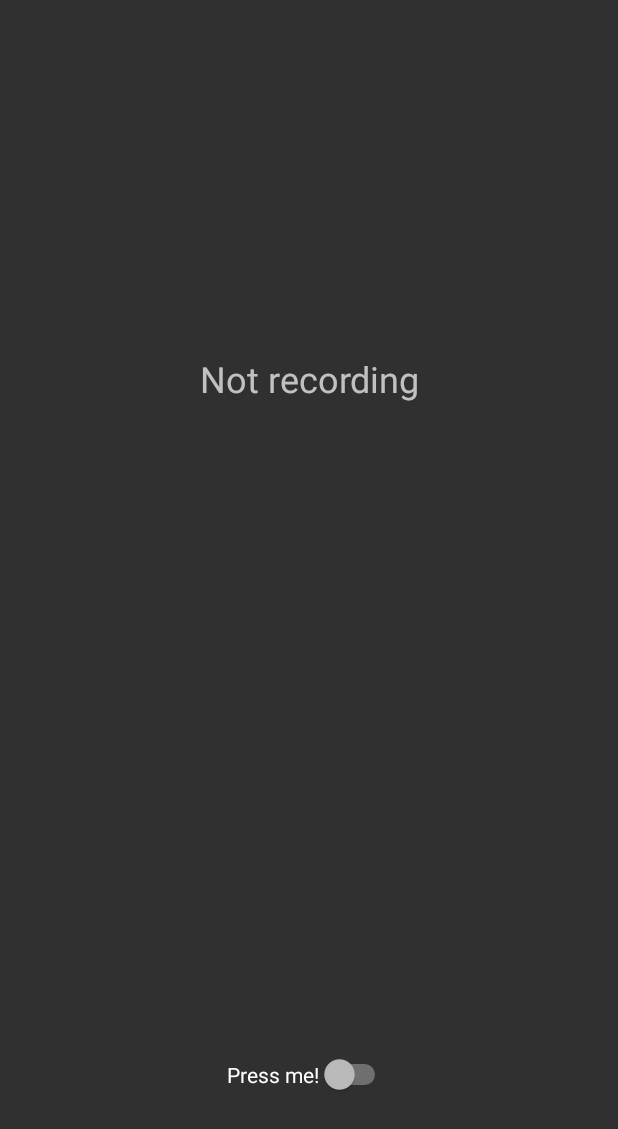
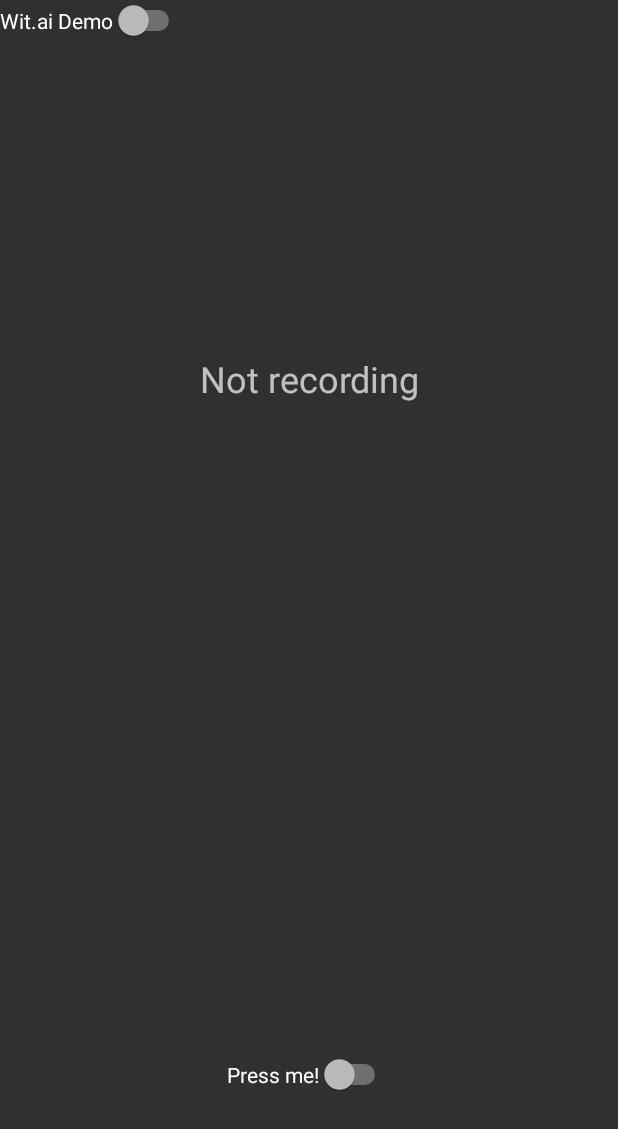
Before and after one commit to Telvozzzar/CarAssistant, an Android app: the screen it shows after launch (MainActivity), on a phone screen of 412 x 824 dp. Shown: the top 1129 px of the screen. Run offline under Robolectric (Android 15) with nearby library versions, the phone set to English and light mode, and no system bars; libraries missing offline, so code that uses them is left out: com.squareup.otto; 1 statement that could not run was skipped.

Commit message:
added demo

```diff
--- a/app/src/main/java/com/diegeilstegruppe/sasha/MainActivity.java
+++ b/app/src/main/java/com/diegeilstegruppe/sasha/MainActivity.java
@@ -61,10 +61,38 @@ public class MainActivity extends AppCompatActivity {
             public void onCheckedChanged(CompoundButton buttonView, boolean isChecked) {
                 if (isChecked) {
                     text.setText("Recording");
+//                    wavAudioRecorder.prepare();
+//                    wavAudioRecorder.start();
+                } else {
+                    text.setText("Not recording");
+//                    wavAudioRecorder.stop();
+//                    wavAudioRecorder.reset();
+//                    try{
+//                        mediaPlayer = new MediaPlayer();
+//                        mediaPlayer.setDataSource(mFileName);
+//                        mediaPlayer.prepare();
+//                    }catch (Exception e){
+//                        e.printStackTrace();
+//                    }
+//                    mediaPlayer.start();
+//
+//                    communicator = new Communicator();
+//
+//                    File file = new File(mFileName);
+//                    communicator.uploadFile(file);
+
+                }
+            }
+        });
+
+        final Switch switch_demo = (Switch) findViewById(R.id.switch_demo);
+        switch_demo.setOnCheckedChangeListener(new CompoundButton.OnCheckedChangeListener() {
+            @Override
+            public void onCheckedChanged(CompoundButton buttonView, boolean isChecked) {
+                if (isChecked) {
                     wavAudioRecorder.prepare();
                     wavAudioRecorder.start();
                 } else {
-                    text.setText("Not recording");
                     wavAudioRecorder.stop();
                     wavAudioRecorder.reset();
                     try{
--- a/app/src/main/res/layout/activity_main.xml
+++ b/app/src/main/res/layout/activity_main.xml
@@ -51,6 +51,14 @@
             android:layout_marginBottom="94dp"
             android:text="Press me!" />
 
+        <Switch
+            android:id="@+id/switch_demo"
+            android:layout_width="wrap_content"
+            android:layout_height="wrap_content"
+            android:layout_alignParentStart="true"
+            android:layout_below="@+id/progressBar"
+            android:text="Wit.ai Demo" />
+
     </RelativeLayout>
 
 </android.support.constraint.ConstraintLayout>
```
